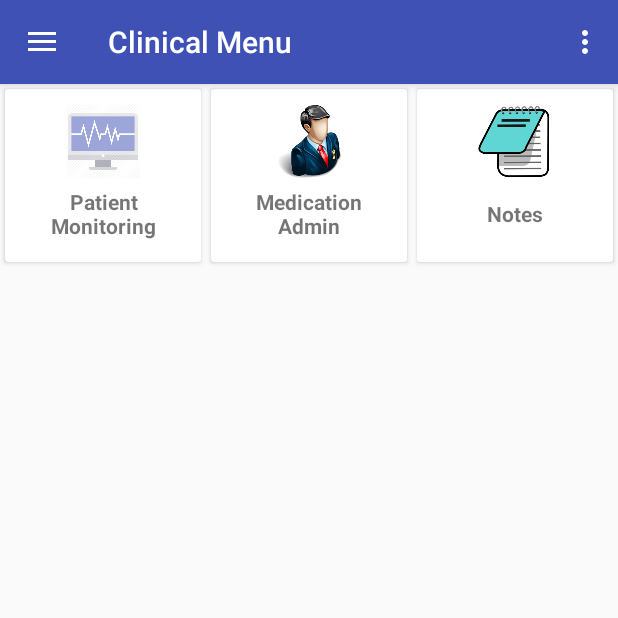
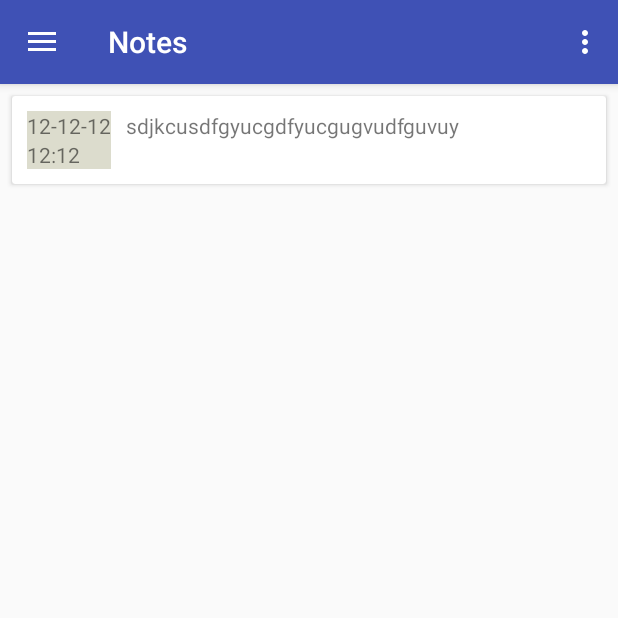
Before and after one commit to MughalMirza/Patient_Monitoring_System, an Android app: the fragment clinical_menu placed in its activity, in the side drawer, after a tap on "Tools", on a phone screen of 412 x 824 dp, the top half of it. Run offline under Robolectric (Android 15) with nearby library versions, the phone set to English and light mode, and no system bars.

Commit message:
clinical menu animation notes created , animation added

```diff
--- a/app/src/main/java/com/example/ahmad/fyp/MainActivity.java
+++ b/app/src/main/java/com/example/ahmad/fyp/MainActivity.java
@@ -103,7 +103,11 @@ public class MainActivity extends AppCompatActivity
                     .replace(R.id.content_frame, new clinical_menu())
                     .commit();
 
-        } else if (id == R.id.nav_slideshow) {
+        } else if (id == R.id.notes) {
+
+            fragmentManager.beginTransaction()
+                    .replace(R.id.content_frame, new notes())
+                    .commit();
 
         } else if (id == R.id.nav_manage) {
 
--- a/app/src/main/java/com/example/ahmad/fyp/clinical_menu.java
+++ b/app/src/main/java/com/example/ahmad/fyp/clinical_menu.java
@@ -3,9 +3,13 @@ package com.example.ahmad.fyp;
 import android.app.Fragment;
 import android.os.Bundle;
 import android.support.annotation.Nullable;
+import android.support.v7.widget.CardView;
 import android.view.LayoutInflater;
 import android.view.View;
 import android.view.ViewGroup;
+import android.view.animation.Animation;
+import android.view.animation.AnimationUtils;
+import android.widget.ImageView;
 
 /**
  * Created by ahmad on 10/13/2017.
@@ -16,7 +20,20 @@ public class clinical_menu extends Fragment {
     @Override
     public View onCreateView(LayoutInflater inflater, @Nullable ViewGroup container, Bundle savedInstanceState) {
 
-        return inflater.inflate(R.layout.clinical_menu,container,false);
+        View clinical =inflater.inflate(R.layout.clinical_menu,container,false);
+
+        CardView card1 = (CardView)  clinical.findViewById(R.id.card_view1);
+        CardView card2 = (CardView)  clinical.findViewById(R.id.card_view2);
+        CardView card3 = (CardView)  clinical.findViewById(R.id.card_view3);
+
+        Animation clockwise = AnimationUtils.loadAnimation(getActivity().getApplicationContext(), R.anim.clockwise);
+
+        card1.startAnimation(clockwise);
+        card2.startAnimation(clockwise);
+        card3.startAnimation(clockwise);
+
+
+        return clinical;
     }
 
     @Override
--- /dev/null
+++ b/app/src/main/res/anim/slide_bottom_to_top.xml
@@ -0,0 +1,5 @@
+<?xml version="1.0" encoding="utf-8"?>
+<translate xmlns:android="http://schemas.android.com/apk/res/android"
+    android:fromYDelta="100%p"
+    android:toYDelta="0"
+android:duration="250" />
--- /dev/null
+++ b/app/src/main/res/layout/notes.xml
@@ -0,0 +1,82 @@
+<?xml version="1.0" encoding="utf-8"?>
+
+<ScrollView xmlns:android="http://schemas.android.com/apk/res/android"
+    android:layout_width="fill_parent"
+    android:layout_height="fill_parent"
+    android:fillViewport="true"
+    android:orientation="vertical" >
+
+<LinearLayout xmlns:android="http://schemas.android.com/apk/res/android"
+    xmlns:card_view="http://schemas.android.com/apk/res-auto"
+    android:layout_width="match_parent"
+    android:layout_height="match_parent"
+    android:orientation="horizontal">
+
+    <LinearLayout
+        android:layout_width="match_parent"
+        android:layout_height="wrap_content"
+        android:orientation="vertical">
+
+
+        <android.support.v7.widget.CardView
+            android:id="@+id/card_view1"
+            android:layout_height="wrap_content"
+            android:layout_margin="8dp"
+            card_view:cardCornerRadius="2dp"
+            card_view:contentPadding="10dp"
+            android:layout_width="match_parent">
+
+            <android.support.v7.widget.LinearLayoutCompat
+                android:layout_width="wrap_content"
+                android:layout_height="match_parent"
+                android:orientation="horizontal">
+
+                <android.support.v7.widget.LinearLayoutCompat
+                    android:id="@+id/timedate"
+                    android:layout_width="wrap_content"
+                    android:layout_height="wrap_content"
+                    android:orientation="vertical"
+                    android:background="#DCDCCD">
+
+
+                <android.support.v7.widget.AppCompatTextView
+                    android:id="@+id/date"
+                    android:layout_width="wrap_content"
+                    android:layout_height="wrap_content"
+                    android:text="12-12-12"
+                    android:inputType="date" />
+
+                <android.support.v7.widget.AppCompatTextView
+                    android:id="@+id/time"
+                    android:text="12:12"
+                    android:layout_width="wrap_content"
+                    android:layout_height="wrap_content"
+                    android:layout_below="@+id/date"
+                    android:inputType="time" />
+
+                </android.support.v7.widget.LinearLayoutCompat>
+
+                <android.support.v7.widget.LinearLayoutCompat
+                    android:id="@+id/content"
+                    android:layout_width="wrap_content"
+                    android:layout_height="wrap_content"
+                    android:orientation="vertical"
+                    android:layout_marginLeft="10dp"
+                    android:layout_alignRight="@+id/timedate">
+
+                    <android.support.v7.widget.AppCompatTextView
+                        android:layout_width="match_parent"
+                        android:layout_height="wrap_content"
+                        android:text="sdjkcusdfgyucgdfyucgugvudfguvuy"/>
+
+                </android.support.v7.widget.LinearLayoutCompat>
+
+            </android.support.v7.widget.LinearLayoutCompat>
+        </android.support.v7.widget.CardView>
+
+
+
+    </LinearLayout>
+</LinearLayout>
+
+</ScrollView>
--- a/app/src/main/res/menu/activity_main_drawer.xml
+++ b/app/src/main/res/menu/activity_main_drawer.xml
@@ -11,9 +11,9 @@
             android:icon="@drawable/ic_menu_gallery"
             android:title="Clinical Menu" />
         <item
-            android:id="@+id/nav_slideshow"
+            android:id="@+id/notes"
             android:icon="@drawable/ic_menu_slideshow"
-            android:title="Slideshow" />
+            android:title="Notes" />
         <item
             android:id="@+id/nav_manage"
             android:icon="@drawable/ic_menu_manage"
```
Also changed, not shown: app/src/main/java/com/example/ahmad/fyp/notes.java (added, +39 -0 lines), app/src/main/res/anim/clockwise.xml (+11 -26 lines).
